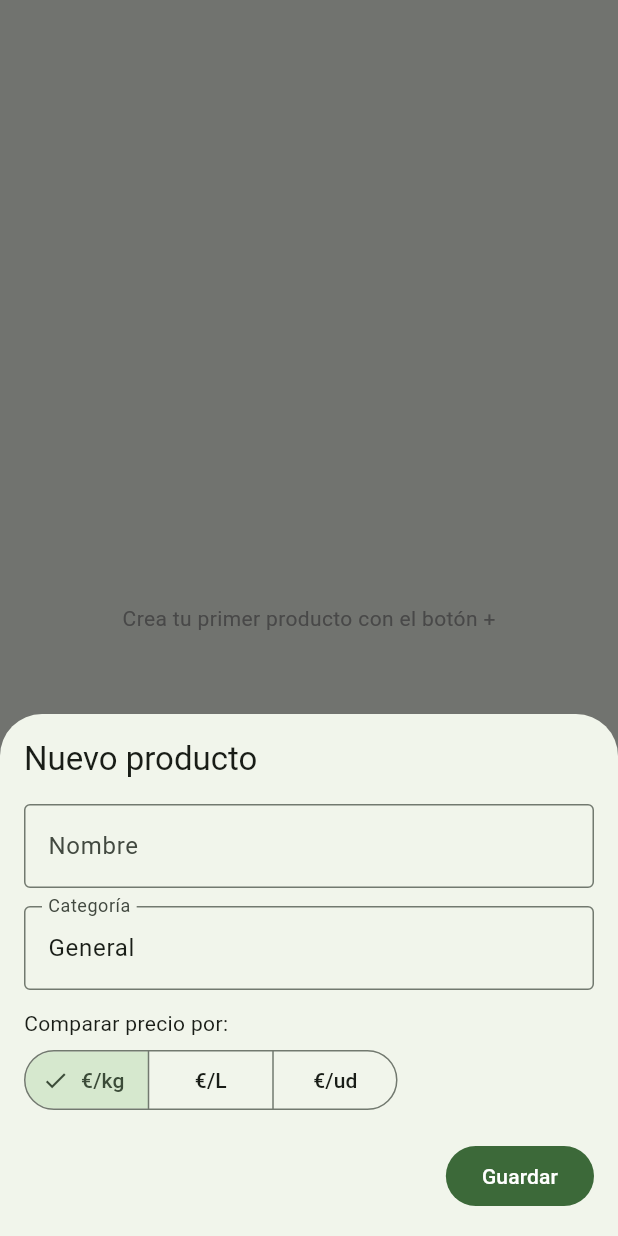
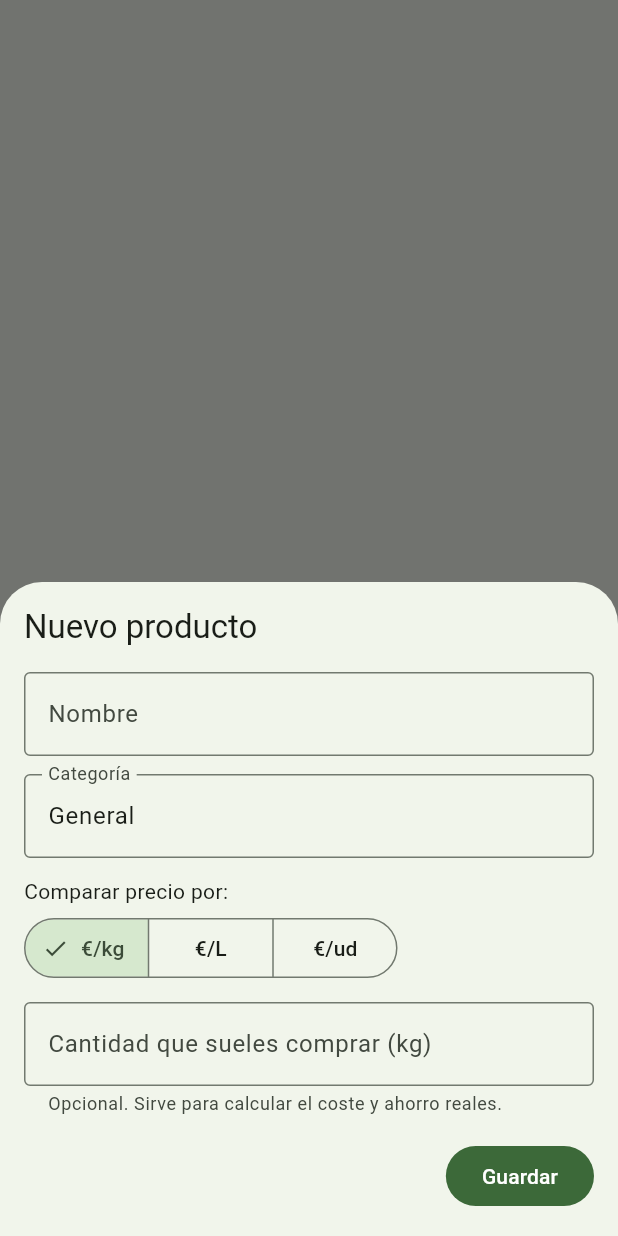
Before and after one commit to luengof67/comparaprecios, a Flutter app: the ProductosScreen screen opened directly with empty values, after a tap on "Producto", on a phone screen of 412 x 824 dp. Run offline on Flutter 3.47's test engine with Material 3 defaults, Android fonts, the phone set to English and light mode, and no system bars; our stand-ins replace cloud_firestore, firebase_core, fl_chart; accounts and stored records are empty.

Commit message:
Update productos_screen.dart

```diff
--- a/lib/ui/productos_screen.dart
+++ b/lib/ui/productos_screen.dart
@@ -77,6 +77,7 @@ class _ProductoForm extends StatefulWidget {
 class _ProductoFormState extends State<_ProductoForm> {
   late final TextEditingController _nombre;
   late final TextEditingController _categoria;
+  late final TextEditingController _cantidad;
   late UnidadBase _unidad;
 
   @override
@@ -84,23 +85,31 @@ class _ProductoFormState extends State<_ProductoForm> {
     super.initState();
     _nombre = TextEditingController(text: widget.existente?.nombre ?? '');
     _categoria = TextEditingController(text: widget.existente?.categoria ?? 'General');
+    final ch = widget.existente?.cantidadHabitual ?? 0;
+    _cantidad = TextEditingController(text: ch > 0 ? _num(ch) : '');
     _unidad = widget.existente?.unidadBase ?? UnidadBase.kg;
   }
+
+  String _num(double v) => v % 1 == 0 ? v.toStringAsFixed(0) : v.toString();
 
   @override
   void dispose() {
     _nombre.dispose();
     _categoria.dispose();
+    _cantidad.dispose();
     super.dispose();
   }
 
   Future<void> _guardar() async {
     if (_nombre.text.trim().isEmpty) return;
+    final cantidad =
+        double.tryParse(_cantidad.text.trim().replaceAll(',', '.')) ?? 0;
     await widget.db.guardarProducto(Producto(
       id: widget.existente?.id ?? '',
       nombre: _nombre.text.trim(),
       categoria: _categoria.text.trim().isEmpty ? 'General' : _categoria.text.trim(),
       unidadBase: _unidad,
+      cantidadHabitual: cantidad,
     ));
     if (mounted) Navigator.pop(context);
   }
@@ -144,6 +153,16 @@ class _ProductoFormState extends State<_ProductoForm> {
             selected: {_unidad},
             onSelectionChanged: (s) => setState(() => _unidad = s.first),
           ),
+          const SizedBox(height: 12),
+          TextField(
+            controller: _cantidad,
+            keyboardType: const TextInputType.numberWithOptions(decimal: true),
+            decoration: InputDecoration(
+              labelText: 'Cantidad que sueles comprar (${_unidad.nombre})',
+              helperText: 'Opcional. Sirve para calcular el coste y ahorro reales.',
+              border: const OutlineInputBorder(),
+            ),
+          ),
           const SizedBox(height: 16),
           Row(
             children: [
```
